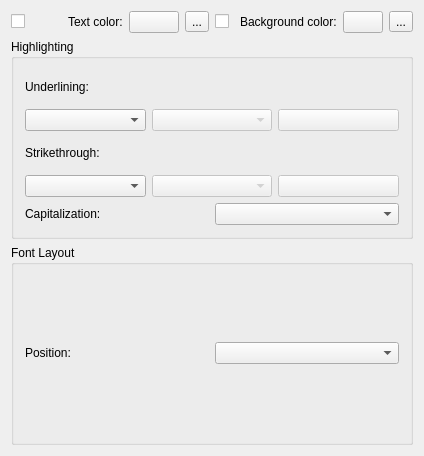
Above: plugins/textshape/dialogs/CharacterHighlighting.ui from KDE/calligra before the change. Below: the same form after it.
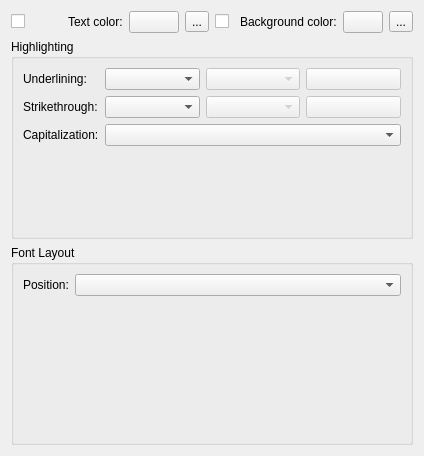
That is the form after the change. Custom widgets are drawn as their Qt base class.

Commit message: Changed: right-align labels on paragraph/character dialogs

Patch:
```diff
--- a/plugins/textshape/dialogs/CharacterHighlighting.ui
+++ b/plugins/textshape/dialogs/CharacterHighlighting.ui
@@ -10,11 +10,11 @@
     <height>456</height>
    </rect>
   </property>
-  <layout class="QGridLayout" name="gridLayout_2">
+  <layout class="QGridLayout">
    <item row="0" column="0">
-    <layout class="QHBoxLayout" name="horizontalLayout_7">
+    <layout class="QHBoxLayout">
      <item>
-      <layout class="QHBoxLayout" name="horizontalLayout_5">
+      <layout class="QHBoxLayout">
        <item>
         <widget class="QCheckBox" name="enableText"/>
        </item>
@@ -44,7 +44,7 @@
       </layout>
      </item>
      <item>
-      <layout class="QHBoxLayout" name="horizontalLayout_6">
+      <layout class="QHBoxLayout">
        <item>
         <widget class="QCheckBox" name="enableBackground">
          <property name="text">
@@ -83,29 +83,23 @@
     <layout class="QGridLayout" name="fontLayout"/>
    </item>
    <item row="2" column="0">
-    <widget class="QGroupBox" name="hilightGroupBox">
+    <widget class="QGroupBox">
      <property name="title">
       <string>Highlighting</string>
      </property>
-     <layout class="QGridLayout" name="gridLayout">
+     <layout class="QFormLayout">
       <item row="0" column="0">
-       <widget class="QLabel" name="textLabel1">
-        <property name="enabled">
-         <bool>true</bool>
-        </property>
+       <widget class="QLabel">
         <property name="text">
          <string>Underlining:</string>
         </property>
-        <property name="wordWrap">
-         <bool>false</bool>
-        </property>
         <property name="buddy">
          <cstring>underlineStyle</cstring>
         </property>
        </widget>
       </item>
-      <item row="1" column="0">
-       <layout class="QHBoxLayout" name="horizontalLayout">
+      <item row="0" column="1">
+       <layout class="QHBoxLayout">
         <item>
          <widget class="KComboBox" name="underlineStyle"/>
         </item>
@@ -125,15 +119,15 @@
         </item>
        </layout>
       </item>
-      <item row="2" column="0">
-       <widget class="QLabel" name="textLabel2">
+      <item row="1" column="0">
+       <widget class="QLabel">
         <property name="text">
          <string>Strikethrough:</string>
         </property>
        </widget>
       </item>
-      <item row="3" column="0">
-       <layout class="QHBoxLayout" name="horizontalLayout_2">
+      <item row="1" column="1">
+       <layout class="QHBoxLayout">
         <item>
          <widget class="QComboBox" name="strikethroughStyle"/>
         </item>
@@ -153,49 +147,40 @@
         </item>
        </layout>
       </item>
-      <item row="4" column="0">
-       <layout class="QHBoxLayout" name="horizontalLayout_4">
-        <item>
-         <widget class="QLabel" name="label_6">
+      <item row="2" column="0">
+       <widget class="QLabel">
           <property name="text">
            <string>Capitalization:</string>
           </property>
          </widget>
         </item>
-        <item>
+      <item row="2" column="1">
          <widget class="QComboBox" name="capitalizationList"/>
         </item>
        </layout>
-      </item>
-     </layout>
     </widget>
    </item>
    <item row="3" column="0">
-    <widget class="QGroupBox" name="positionGroup">
+    <widget class="QGroupBox">
      <property name="title">
       <string>Font Layout</string>
      </property>
-     <layout class="QGridLayout" name="gridLayout_3">
+     <layout class="QFormLayout">
       <item row="0" column="0">
-       <layout class="QHBoxLayout" name="horizontalLayout_3">
-        <item>
-         <widget class="QLabel" name="label">
+       <widget class="QLabel">
           <property name="text">
            <string>Position:</string>
           </property>
          </widget>
         </item>
-        <item>
+      <item row="0" column="1">
          <widget class="QComboBox" name="positionList"/>
         </item>
        </layout>
-      </item>
-     </layout>
     </widget>
    </item>
   </layout>
  </widget>
- <layoutdefault spacing="6" margin="11"/>
  <customwidgets>
   <customwidget>
    <class>KColorButton</class>
```
Left out of the diff: 15 changed lines with no effect on the pictures. Lines whose indentation alone changed are shown as unchanged. The commit also changes 3 other files.
